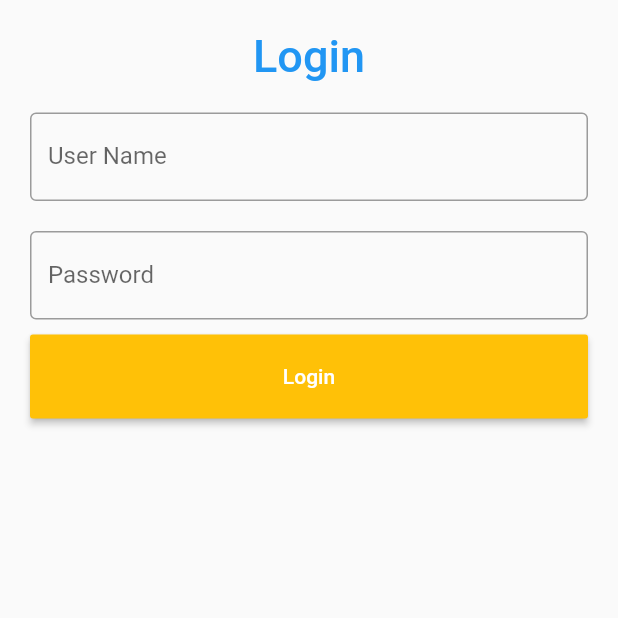
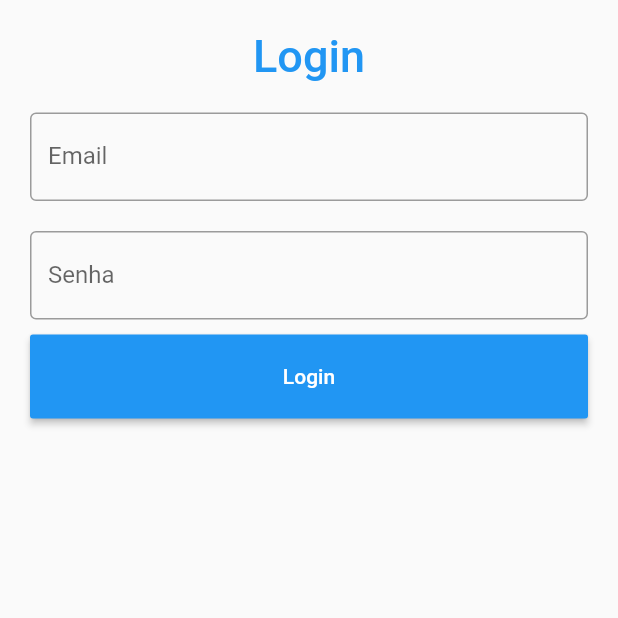
Before and after one commit to thenriquedb/learn-flutter, a Flutter app: the screen it shows after launch, on a phone screen of 412 x 824 dp, the top half of it. Run offline on Flutter 3.47's test engine with Material 2 defaults, Android fonts, the phone set to English and light mode, and no system bars; our stand-ins replace sqflite; accounts and stored records are empty.

Commit message:
refactoring my-finances project

```diff
--- a/my-finances/lib/main.dart
+++ b/my-finances/lib/main.dart
@@ -2,11 +2,8 @@ import 'package:flutter/material.dart';
 import 'package:fluxo/splash.dart';
 
 void main() {
-  // it should be the first line in main method
   WidgetsFlutterBinding.ensureInitialized();
 
   runApp(MaterialApp(
-      theme: ThemeData(primarySwatch: Colors.blue),
-      title: "Fluxo Caixa",
-      home: Splash()));
+      theme: ThemeData(primarySwatch: Colors.blue), home: Splash()));
 }
--- a/my-finances/lib/views/pages/cadGasto.dart
+++ b/my-finances/lib/views/pages/cadGasto.dart
@@ -9,10 +9,6 @@ class CadGasto extends StatefulWidget {
 class _CadGastoState extends State<CadGasto> {
   Widget build(BuildContext context) {
     return Scaffold(
-        appBar: AppBar(
-          title: Text("Cad. Gastos"),
-          backgroundColor: Colors.blueGrey,
-        ),
         body: Column(
       children: <Widget>[
         //card para inserção
--- a/my-finances/lib/views/pages/login.dart
+++ b/my-finances/lib/views/pages/login.dart
@@ -1,5 +1,7 @@
 import 'package:flutter/material.dart';
 import 'package:fluxo/views/pages/menu.dart';
+import 'package:fluxo/views/widgets/custom_button.dart';
+import 'package:fluxo/views/widgets/custom_text_field.dart';
 
 class Login extends StatefulWidget {
   @override
@@ -36,36 +38,23 @@ class _LoginState extends State<Login> {
               )),
           Container(
             padding: EdgeInsets.all(10),
-            child: TextField(
-              controller: nameController,
-              decoration: InputDecoration(
-                border: OutlineInputBorder(),
-                labelText: 'User Name',
-              ),
+            child: CustomTextField(
+              nameController,
+              labelText: 'Email',
+              hintText: 'youremail@email.com',
             ),
           ),
           Container(
-            padding: EdgeInsets.fromLTRB(10, 10, 10, 0),
-            child: TextField(
-              obscureText: true,
-              controller: passwordController,
-              decoration: InputDecoration(
-                border: OutlineInputBorder(),
-                labelText: 'Password',
-              ),
-            ),
-          ),
+              padding: EdgeInsets.fromLTRB(10, 10, 10, 0),
+              child: CustomTextField(
+                passwordController,
+                labelText: 'Senha',
+                hintText: '******',
+                obscureText: true,
+              )),
           Container(
             padding: EdgeInsets.fromLTRB(10, 10, 10, 0),
-            child: RaisedButton(
-              child: Text(
-                "Login",
-                style: TextStyle(color: Colors.white),
-              ),
-              color: Colors.amber,
-              padding: const EdgeInsets.all(20),
-              onPressed: _onClickLogin,
-            ),
+            child: CustomButton(_onClickLogin, label: 'Login'),
           ),
         ],
       ),
--- a/my-finances/lib/views/pages/principal.dart
+++ b/my-finances/lib/views/pages/principal.dart
@@ -10,8 +10,8 @@ class _PrincipalState extends State<Principal> {
   Widget build(BuildContext context) {
     return Scaffold(
       appBar: AppBar(
-        title: Text("Principal"),
-        backgroundColor: Colors.blueGrey,
+        backgroundColor: Colors.blue,
+        title: Text("Finanças pessoais"),
       ),
     );
   }
--- /dev/null
+++ b/my-finances/lib/views/widgets/custom_button.dart
@@ -0,0 +1,21 @@
+import 'package:flutter/material.dart';
+
+class CustomButton extends StatelessWidget {
+  final Function onPressed;
+  final String label;
+
+  CustomButton(this.onPressed, {this.label = ''});
+
+  @override
+  Widget build(BuildContext context) {
+    return RaisedButton(
+      child: Text(
+        label,
+        style: TextStyle(color: Colors.white),
+      ),
+      color: Colors.blue.shade500,
+      padding: const EdgeInsets.all(20),
+      onPressed: onPressed,
+    );
+  }
+}
--- /dev/null
+++ b/my-finances/lib/views/widgets/custom_text_field.dart
@@ -0,0 +1,25 @@
+import 'package:flutter/material.dart';
+
+class CustomTextField extends StatelessWidget {
+  final TextEditingController controller;
+  final String labelText;
+  final String hintText;
+  final bool obscureText;
+
+  CustomTextField(this.controller,
+      {this.labelText = '', this.obscureText = false, this.hintText = ''});
+
+  @override
+  Widget build(BuildContext context) {
+    return TextField(
+      controller: this.controller,
+      obscureText: obscureText,
+      decoration: InputDecoration(
+        hintText: this.hintText,
+        border: OutlineInputBorder(
+            borderSide: BorderSide(color: Colors.grey, width: 1)),
+        labelText: labelText,
+      ),
+    );
+  }
+}
```
Also changed, not shown: my-finances/lib/views/pages/cadTipoGasto.dart (+54 -53 lines), my-finances/lib/views/pages/cadTipoReceita.dart (+5 -4 lines), my-finances/lib/views/pages/menu.dart (+11 -23 lines), my-finances/lib/views/widgets/custom_card.dart (+6 -4 lines). Lines whose indentation alone changed are shown as unchanged.
